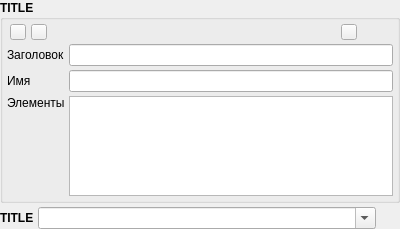
Above: src/components/variablelistframe.ui from Gris87/ProtocolCreator before the change. Below: the same form after it.
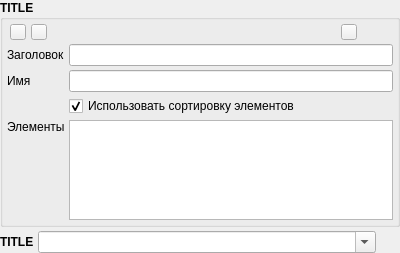
That is the form after the change. Icons and pictures are not drawn.

Commit message: Added checkbox for sorting items in list

What changed in the file:
```diff
--- a/src/components/variablelistframe.ui
+++ b/src/components/variablelistframe.ui
@@ -7,7 +7,7 @@
     <x>0</x>
     <y>0</y>
     <width>400</width>
-    <height>217</height>
+    <height>238</height>
    </rect>
   </property>
   <property name="windowTitle">
@@ -84,7 +84,7 @@
         </property>
        </widget>
       </item>
-      <item row="3" column="0">
+      <item row="4" column="0">
        <widget class="QLabel" name="linesLabel">
         <property name="font">
          <font>
@@ -100,7 +100,7 @@
         </property>
        </widget>
       </item>
-      <item row="3" column="1">
+      <item row="4" column="1">
        <widget class="QPlainTextEdit" name="linesTextEdit">
         <property name="minimumSize">
          <size>
@@ -337,6 +337,22 @@
         </item>
        </layout>
       </item>
+      <item row="3" column="1">
+       <widget class="QCheckBox" name="sortCheckBox">
+        <property name="font">
+         <font>
+          <weight>50</weight>
+          <bold>false</bold>
+         </font>
+        </property>
+        <property name="text">
+         <string>Использовать сортировку элементов</string>
+        </property>
+        <property name="checked">
+         <bool>true</bool>
+        </property>
+       </widget>
+      </item>
      </layout>
     </widget>
    </item>
```
The commit also changes 2 other files.
